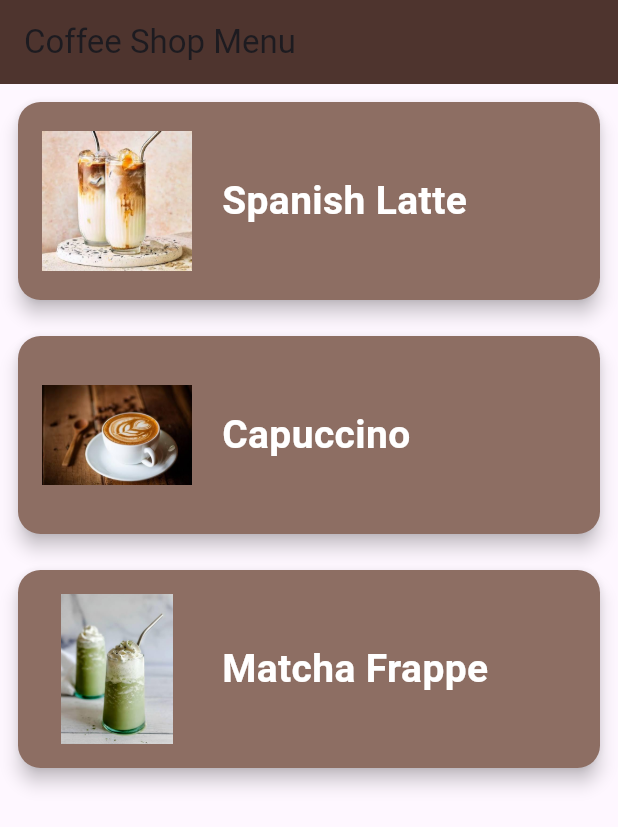
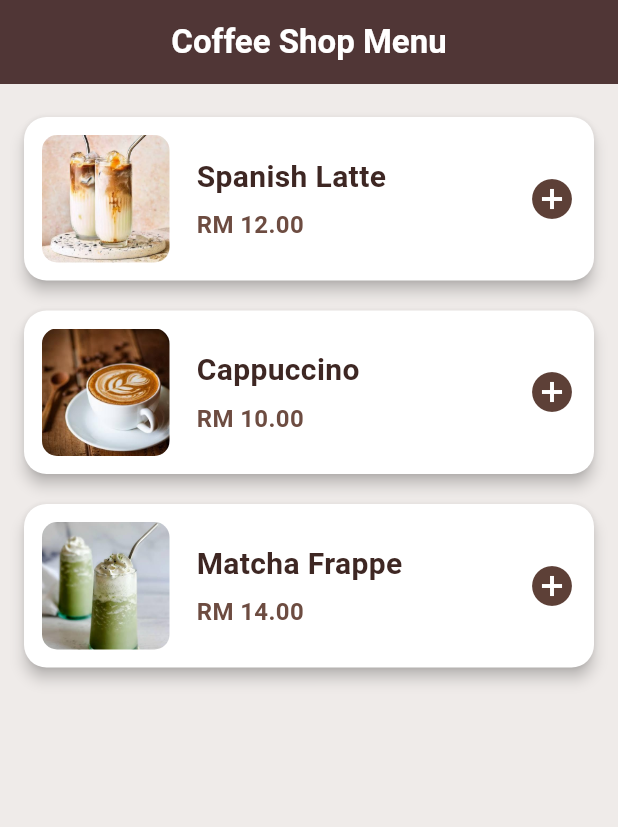
Before and after one commit to jaymex1115/Coffeeshop104499-menu, a Flutter app: the screen it shows after launch, on a phone screen of 412 x 824 dp. Shown: the top 827 px of the screen. Run offline on Flutter 3.47's test engine with Material 3 defaults, Android fonts, the phone set to English and light mode, and no system bars.

Commit message:
fix: update existing UI styling

```diff
--- a/lib/main.dart
+++ b/lib/main.dart
@@ -22,17 +22,26 @@ class MenuScreen extends StatelessWidget {
   @override
   Widget build(BuildContext context) {
     return Scaffold(
+      backgroundColor: Colors.brown[50],
       appBar: AppBar(
-        title: const Text('Coffee Shop Menu'),
+        title: const Text(
+          'Coffee Shop Menu',
+          style: TextStyle(fontWeight: FontWeight.bold, color: Colors.white),
+        ),
         backgroundColor: Colors.brown[800],
+        centerTitle: true,
+        elevation: 2,
       ),
       body: const SafeArea(
+        child: Padding(
+          padding: EdgeInsets.symmetric(vertical: 12),
           child: Column(
             children: [
-            MenuCard('spanish_latte.jpg', 'Spanish Latte'),
-            MenuCard('capuccino.jpg', 'Capuccino'),
-            MenuCard('matcha_frappe.jpg', 'Matcha Frappe'),
+              MenuCard('spanish_latte.jpg', 'Spanish Latte', 'RM 12.00'),
+              MenuCard('capuccino.jpg', 'Cappuccino', 'RM 10.00'),
+              MenuCard('matcha_frappe.jpg', 'Matcha Frappe', 'RM 14.00'),
             ],
+          ),
         ),
       ),
     );
@@ -40,31 +49,61 @@ class MenuScreen extends StatelessWidget {
 }
 
 class MenuCard extends StatelessWidget {
-  const MenuCard(this.file, this.name, {super.key});
+  const MenuCard(this.file, this.name, this.price, {super.key});
 
   final String file;
   final String name;
+  final String price;
 
   @override
   Widget build(BuildContext context) {
     return Card(
-      elevation: 5,
-      color: Colors.brown[400],
-      margin: const EdgeInsets.all(12),
+      elevation: 4,
+      color: Colors.white,
+      margin: const EdgeInsets.symmetric(horizontal: 16, vertical: 10),
       shape: RoundedRectangleBorder(borderRadius: BorderRadius.circular(15)),
       child: Padding(
-        padding: const EdgeInsets.all(16),
+        padding: const EdgeInsets.all(12),
         child: Row(
           children: [
-            Image.asset('assets/images/$file', width: 100, height: 100),
-            const SizedBox(width: 20),
+            ClipRRect(
+              borderRadius: BorderRadius.circular(10),
+              child: Image.asset(
+                'assets/images/$file',
+                width: 85,
+                height: 85,
+                fit: BoxFit.cover,
+              ),
+            ),
+            const SizedBox(width: 18),
+            Expanded(
+              child: Column(
+                crossAxisAlignment: CrossAxisAlignment.start,
+                children: [
                   Text(
                     name,
-              style: const TextStyle(
-                fontSize: 26,
-                color: Colors.white,
+                    style: TextStyle(
+                      fontSize: 20,
+                      color: Colors.brown[900],
                       fontWeight: FontWeight.bold,
                     ),
+                  ),
+                  const SizedBox(height: 6),
+                  Text(
+                    price,
+                    style: TextStyle(
+                      fontSize: 16,
+                      color: Colors.brown[600],
+                      fontWeight: FontWeight.w600,
+                    ),
+                  ),
+                ],
+              ),
+            ),
+            Icon(
+              Icons.add_circle,
+              color: Colors.brown[700],
+              size: 32,
             ),
           ],
         ),
```
Lines whose indentation alone changed are shown as unchanged.
